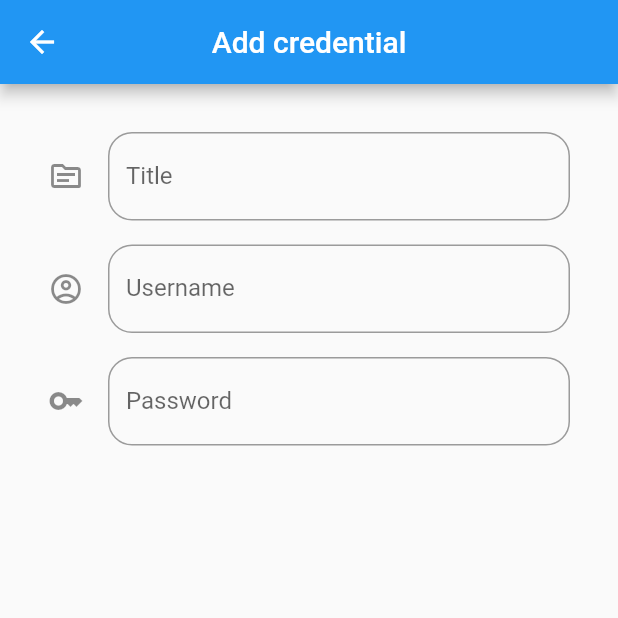
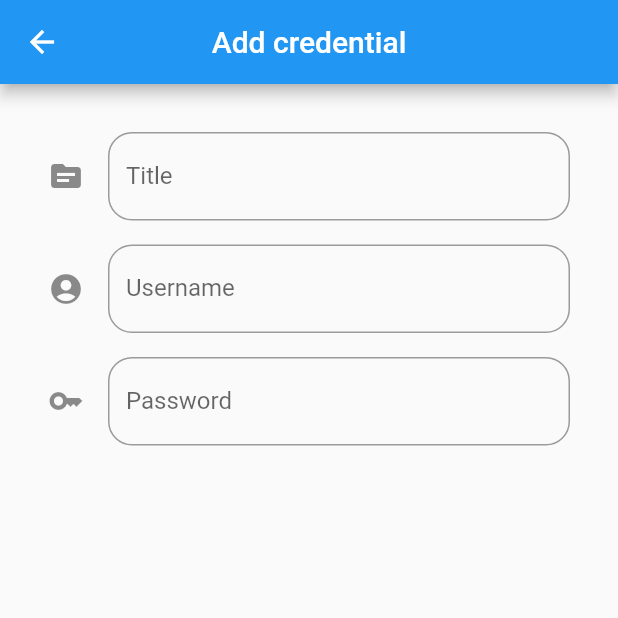
Before and after one commit to selecky/trezor, a Flutter app: the AddEditCred screen opened directly, on a phone screen of 412 x 824 dp, the top half of it. Run offline on Flutter 3.47's test engine with Material 2 defaults, Android fonts, the phone set to English and light mode, and no system bars; our stand-ins replace bloc, flutter_bloc, get_it, hive; accounts and stored records are empty.

Commit message:
10 - FAB hero tag

```diff
--- a/lib/screens/add_edit_cred.dart
+++ b/lib/screens/add_edit_cred.dart
@@ -66,6 +66,7 @@ class _AddEditCredState extends State<AddEditCred> {
     return Scaffold(
       floatingActionButton:
       FloatingActionButton.extended(
+        heroTag: 'FAB',
         label: Text(_isEditing? Strings.editCredential : Strings.addCredential),
         onPressed: () {
           saveCred();
@@ -88,7 +89,7 @@ class _AddEditCredState extends State<AddEditCred> {
               },
               decoration: InputDecoration(
                 label: Text(Strings.title),
-                icon: const Icon(Icons.topic_outlined),
+                icon: const Icon(Icons.topic),
                 border: OutlineInputBorder(borderRadius: BorderRadius.circular(16)),
               ),
             ),
@@ -103,7 +104,7 @@ class _AddEditCredState extends State<AddEditCred> {
               },
               decoration: InputDecoration(
                 label: Text(Strings.username),
-                icon: const Icon(Icons.account_circle_outlined),
+                icon: const Icon(Icons.account_circle),
                 border: OutlineInputBorder(borderRadius: BorderRadius.circular(16)),
               ),
             ),
@@ -118,7 +119,7 @@ class _AddEditCredState extends State<AddEditCred> {
               },
               decoration: InputDecoration(
                 label: Text(Strings.password),
-                icon: const Icon(Icons.key_outlined),
+                icon: const Icon(Icons.key),
                 border: OutlineInputBorder(borderRadius: BorderRadius.circular(16)),
               ),
             ),
--- a/lib/screens/detail.dart
+++ b/lib/screens/detail.dart
@@ -33,6 +33,7 @@ class _DetailState extends State<Detail> {
             height: 16,
           ),
           FloatingActionButton(
+            heroTag: 'FAB',
             child: const Icon(Icons.edit),
             onPressed: () {
               Navigator.push(
```
